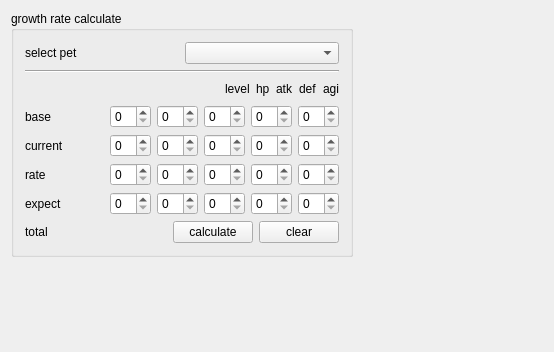
bestkakkoii/SaSH, file SaSH/form/petinfoform.ui: the form before one commit.
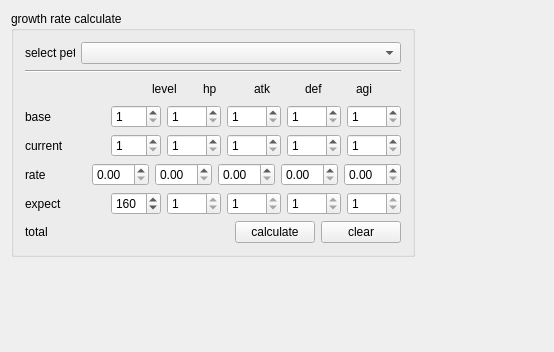
The form after the commit. Custom widgets are drawn as their Qt base class.

What changed in the file:
```diff
--- a/SaSH/form/petinfoform.ui
+++ b/SaSH/form/petinfoform.ui
@@ -28,6 +28,12 @@
            <layout class="QHBoxLayout" name="horizontalLayout_7">
             <item>
              <widget class="QLabel" name="label">
+              <property name="maximumSize">
+               <size>
+                <width>50</width>
+                <height>16777215</height>
+               </size>
+              </property>
               <property name="text">
                <string>select pet</string>
               </property>
@@ -62,6 +68,12 @@
             </item>
             <item>
              <widget class="QLabel" name="label_2">
+              <property name="minimumSize">
+               <size>
+                <width>45</width>
+                <height>0</height>
+               </size>
+              </property>
               <property name="text">
                <string>level</string>
               </property>
@@ -69,6 +81,12 @@
             </item>
             <item>
              <widget class="QLabel" name="label_3">
+              <property name="minimumSize">
+               <size>
+                <width>45</width>
+                <height>0</height>
+               </size>
+              </property>
               <property name="text">
                <string>hp</string>
               </property>
@@ -76,6 +94,12 @@
             </item>
             <item>
              <widget class="QLabel" name="label_4">
+              <property name="minimumSize">
+               <size>
+                <width>45</width>
+                <height>0</height>
+               </size>
+              </property>
               <property name="text">
                <string>atk</string>
               </property>
@@ -83,6 +107,12 @@
             </item>
             <item>
              <widget class="QLabel" name="label_5">
+              <property name="minimumSize">
+               <size>
+                <width>45</width>
+                <height>0</height>
+               </size>
+              </property>
               <property name="text">
                <string>def</string>
               </property>
@@ -90,6 +120,12 @@
             </item>
             <item>
              <widget class="QLabel" name="label_6">
+              <property name="minimumSize">
+               <size>
+                <width>45</width>
+                <height>0</height>
+               </size>
+              </property>
               <property name="text">
                <string>agi</string>
               </property>
@@ -120,19 +156,84 @@
              </spacer>
             </item>
             <item>
-             <widget class="QSpinBox" name="spinBox"/>
+             <widget class="QSpinBox" name="spinBox_base_level">
+              <property name="minimumSize">
+               <size>
+                <width>50</width>
+                <height>0</height>
+               </size>
+              </property>
+              <property name="minimum">
+               <number>1</number>
+              </property>
+              <property name="maximum">
+               <number>255</number>
+              </property>
+             </widget>
             </item>
             <item>
-             <widget class="QSpinBox" name="spinBox_8"/>
+             <widget class="QSpinBox" name="spinBox_base_hp">
+              <property name="minimumSize">
+               <size>
+                <width>50</width>
+                <height>0</height>
+               </size>
+              </property>
+              <property name="minimum">
+               <number>1</number>
+              </property>
+              <property name="maximum">
+               <number>9999</number>
+              </property>
+             </widget>
             </item>
             <item>
-             <widget class="QSpinBox" name="spinBox_12"/>
+             <widget class="QSpinBox" name="spinBox_base_atk">
+              <property name="minimumSize">
+               <size>
+                <width>50</width>
+                <height>0</height>
+               </size>
+              </property>
+              <property name="minimum">
+               <number>1</number>
+              </property>
+              <property name="maximum">
+               <number>9999</number>
+              </property>
+             </widget>
             </item>
             <item>
-             <widget class="QSpinBox" name="spinBox_16"/>
+             <widget class="QSpinBox" name="spinBox_base_def">
+              <property name="minimumSize">
+               <size>
+                <width>50</width>
+                <height>0</height>
+               </size>
+              </property>
+              <property name="minimum">
+               <number>1</number>
+              </property>
+              <property name="maximum">
+               <number>9999</number>
+              </property>
+             </widget>
             </item>
             <item>
-             <widget class="QSpinBox" name="spinBox_20"/>
+             <widget class="QSpinBox" name="spinBox_base_agi">
+              <property name="minimumSize">
+               <size>
+                <width>50</width>
+                <height>0</height>
+               </size>
+              </property>
+              <property name="minimum">
+               <number>1</number>
+              </property>
+              <property name="maximum">
+               <number>9999</number>
+              </property>
+             </widget>
             </item>
            </layout>
           </item>
@@ -159,19 +260,84 @@
              </spacer>
             </item>
             <item>
-             <widget class="QSpinBox" name="spinBox_2"/>
+             <widget class="QSpinBox" name="spinBox_current_level">
+              <property name="minimumSize">
+               <size>
+                <width>50</width>
+                <height>0</height>
+               </size>
+              </property>
+              <property name="minimum">
+               <number>1</number>
+              </property>
+              <property name="maximum">
+               <number>255</number>
+              </property>
+             </widget>
             </item>
             <item>
-             <widget class="QSpinBox" name="spinBox_9"/>
+             <widget class="QSpinBox" name="spinBox_current_hp">
+              <property name="minimumSize">
+               <size>
+                <width>50</width>
+                <height>0</height>
+               </size>
+              </property>
+              <property name="minimum">
+               <number>1</number>
+              </property>
+              <property name="maximum">
+               <number>9999</number>
+              </property>
+             </widget>
             </item>
             <item>
-             <widget class="QSpinBox" name="spinBox_13"/>
+             <widget class="QSpinBox" name="spinBox_current_atk">
+              <property name="minimumSize">
+               <size>
+                <width>50</width>
+                <height>0</height>
+               </size>
+              </property>
+              <property name="minimum">
+               <number>1</number>
+              </property>
+              <property name="maximum">
+               <number>9999</number>
+              </property>
+             </widget>
             </item>
             <item>
-             <widget class="QSpinBox" name="spinBox_17"/>
+             <widget class="QSpinBox" name="spinBox_current_def">
+              <property name="minimumSize">
+               <size>
+                <width>50</width>
+                <height>0</height>
+               </size>
+              </property>
+              <property name="minimum">
+               <number>1</number>
+              </property>
+              <property name="maximum">
+               <number>9999</number>
+              </property>
+             </widget>
             </item>
             <item>
-             <widget class="QSpinBox" name="spinBox_21"/>
+             <widget class="QSpinBox" name="spinBox_current_agi">
+              <property name="minimumSize">
+               <size>
+                <width>50</width>
+                <height>0</height>
+               </size>
+              </property>
+              <property name="minimum">
+               <number>1</number>
+              </property>
+              <property name="maximum">
+               <number>9999</number>
+              </property>
+             </widget>
             </item>
            </layout>
           </item>
@@ -198,19 +364,54 @@
              </spacer>
             </item>
             <item>
-             <widget class="QSpinBox" name="spinBox_3"/>
+             <widget class="QDoubleSpinBox" name="doubleSpinBox">
+              <property name="minimumSize">
+               <size>
+                <width>50</width>
+                <height>0</height>
+               </size>
+              </property>
+             </widget>
             </item>
             <item>
-             <widget class="QSpinBox" name="spinBox_10"/>
+             <widget class="QDoubleSpinBox" name="doubleSpinBox_hp">
+              <property name="minimumSize">
+               <size>
+                <width>50</width>
+                <height>0</height>
+               </size>
+              </property>
+             </widget>
             </item>
             <item>
-             <widget class="QSpinBox" name="spinBox_14"/>
+             <widget class="QDoubleSpinBox" name="doubleSpinBox_atk">
+              <property name="minimumSize">
+               <size>
+                <width>50</width>
+                <height>0</height>
+               </size>
+              </property>
+             </widget>
             </item>
             <item>
-             <widget class="QSpinBox" name="spinBox_18"/>
+             <widget class="QDoubleSpinBox" name="doubleSpinBox_def">
+              <property name="minimumSize">
+               <size>
+                <width>50</width>
+                <height>0</height>
+               </size>
+              </property>
+             </widget>
             </item>
             <item>
-             <widget class="QSpinBox" name="spinBox_22"/>
+             <widget class="QDoubleSpinBox" name="doubleSpinBox_agi">
+              <property name="minimumSize">
+               <size>
+                <width>50</width>
+                <height>0</height>
+               </size>
+              </property>
+             </widget>
             </item>
            </layout>
           </item>
@@ -237,19 +438,102 @@
              </spacer>
             </item>
             <item>
-             <widget class="QSpinBox" name="spinBox_4"/>
+             <widget class="QSpinBox" name="spinBox_expect_level">
+              <property name="minimumSize">
+               <size>
+                <width>50</width>
+                <height>0</height>
+               </size>
+              </property>
+              <property name="readOnly">
+               <bool>false</bool>
+              </property>
+              <property name="minimum">
+               <number>1</number>
+              </property>
+              <property name="maximum">
+               <number>255</number>
+              </property>
+              <property name="value">
+               <number>160</number>
+              </property>
+             </widget>
             </item>
             <item>
-             <widget class="QSpinBox" name="spinBox_11"/>
+             <widget class="QSpinBox" name="spinBox_expect_hp">
+              <property name="minimumSize">
+               <size>
+                <width>50</width>
+                <height>0</height>
+               </size>
+              </property>
+              <property name="readOnly">
+               <bool>true</bool>
+              </property>
+              <property name="minimum">
+               <number>1</number>
+              </property>
+              <property name="maximum">
+               <number>9999</number>
+              </property>
+             </widget>
             </item>
             <item>
-             <widget class="QSpinBox" name="spinBox_15"/>
+             <widget class="QSpinBox" name="spinBox_expect_atk">
+              <property name="minimumSize">
+               <size>
+                <width>50</width>
+                <height>0</height>
+               </size>
+              </property>
+              <property name="readOnly">
+               <bool>true</bool>
+              </property>
+              <property name="minimum">
+               <number>1</number>
+              </property>
+              <property name="maximum">
+               <number>9999</number>
+              </property>
+             </widget>
             </item>
             <item>
-             <widget class="QSpinBox" name="spinBox_19"/>
+             <widget class="QSpinBox" name="spinBox_expect_def">
+              <property name="minimumSize">
+               <size>
+                <width>50</width>
+                <height>0</height>
+               </size>
+              </property>
+              <property name="readOnly">
+               <bool>true</bool>
+              </property>
+              <property name="minimum">
+               <number>1</number>
+              </property>
+              <property name="maximum">
+               <number>9999</number>
+              </property>
+             </widget>
             </item>
             <item>
-             <widget class="QSpinBox" name="spinBox_23"/>
+             <widget class="QSpinBox" name="spinBox_expect_agi">
+              <property name="minimumSize">
+               <size>
+                <width>50</width>
+                <height>0</height>
+               </size>
+              </property>
+              <property name="readOnly">
+               <bool>true</bool>
+              </property>
+              <property name="minimum">
+               <number>1</number>
+              </property>
+              <property name="maximum">
+               <number>9999</number>
+              </property>
+             </widget>
             </item>
            </layout>
           </item>
@@ -327,6 +611,13 @@
   </layout>
  </widget>
  <layoutdefault spacing="6" margin="11"/>
+ <customwidgets>
+  <customwidget>
+   <class>ComboBox</class>
+   <extends>QComboBox</extends>
+   <header location="global">combobox.h</header>
+  </customwidget>
+ </customwidgets>
  <resources/>
  <connections/>
 </ui>
```
Left out of the diff: 6 changed lines with no effect on the pictures.
